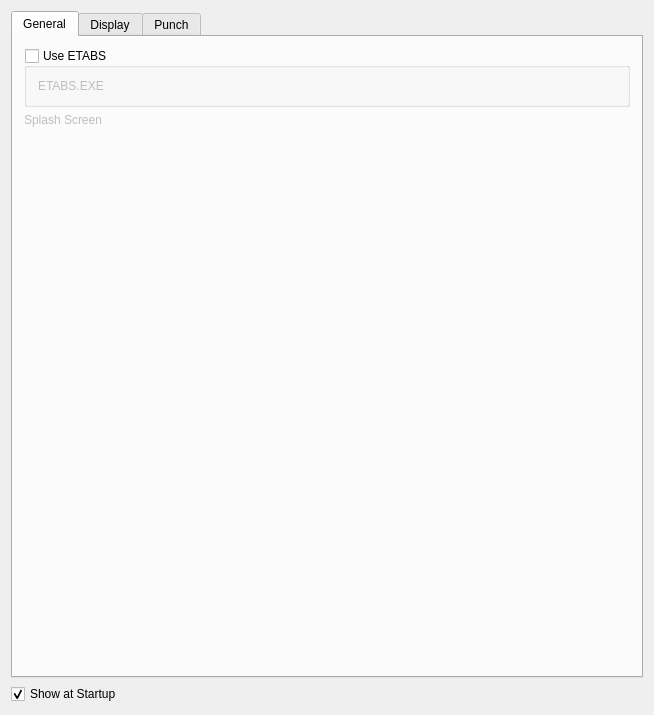
The window that ui/preferences-OSAFE_visual.ui (ebrahimraeyat/OSAFE) describes before a commit, drawn with Qt 5.
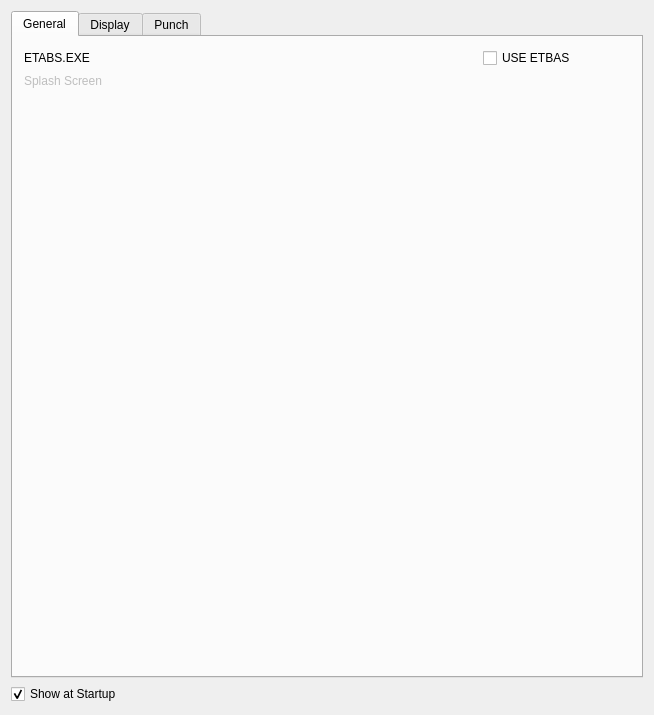
The same window after the commit. Custom widgets are drawn as their Qt base class.

Commit message: Open with special etabs version

What changed in the file:
```diff
--- a/ui/preferences-OSAFE_visual.ui
+++ b/ui/preferences-OSAFE_visual.ui
@@ -31,20 +31,7 @@
       </attribute>
       <layout class="QVBoxLayout" name="verticalLayout_4">
        <item>
-        <widget class="QGroupBox" name="groupBox_3">
-         <property name="enabled">
-          <bool>true</bool>
-         </property>
-         <property name="title">
-          <string>Use ETABS</string>
-         </property>
-         <property name="checkable">
-          <bool>true</bool>
-         </property>
-         <property name="checked">
-          <bool>false</bool>
-         </property>
-         <layout class="QHBoxLayout" name="horizontalLayout_7">
+        <layout class="QHBoxLayout" name="horizontalLayout_8">
           <item>
            <widget class="QLabel" name="label_8">
             <property name="text">
@@ -71,8 +58,23 @@
             </property>
            </widget>
           </item>
-         </layout>
-        </widget>
+         <item>
+          <widget class="Gui::PrefCheckBox" name="use_etabs">
+           <property name="text">
+            <string>USE ETBAS</string>
+           </property>
+           <property name="checked">
+            <bool>false</bool>
+           </property>
+           <property name="prefEntry" stdset="0">
+            <cstring>use_etabs</cstring>
+           </property>
+           <property name="prefPath" stdset="0">
+            <cstring>Mod/Draft</cstring>
+           </property>
+          </widget>
+         </item>
+        </layout>
        </item>
        <item>
         <layout class="QHBoxLayout" name="horizontalLayout_6">
```
Lines whose indentation alone changed are shown as unchanged. The commit also changes 8 other files.
